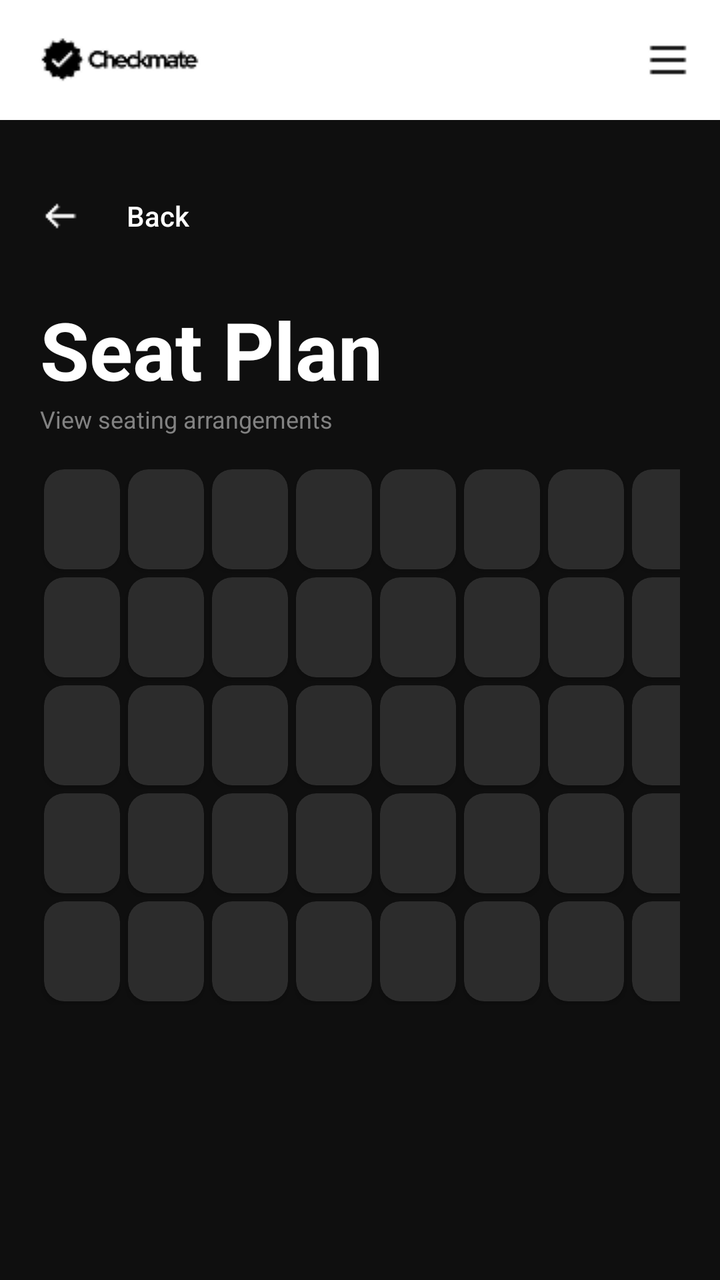
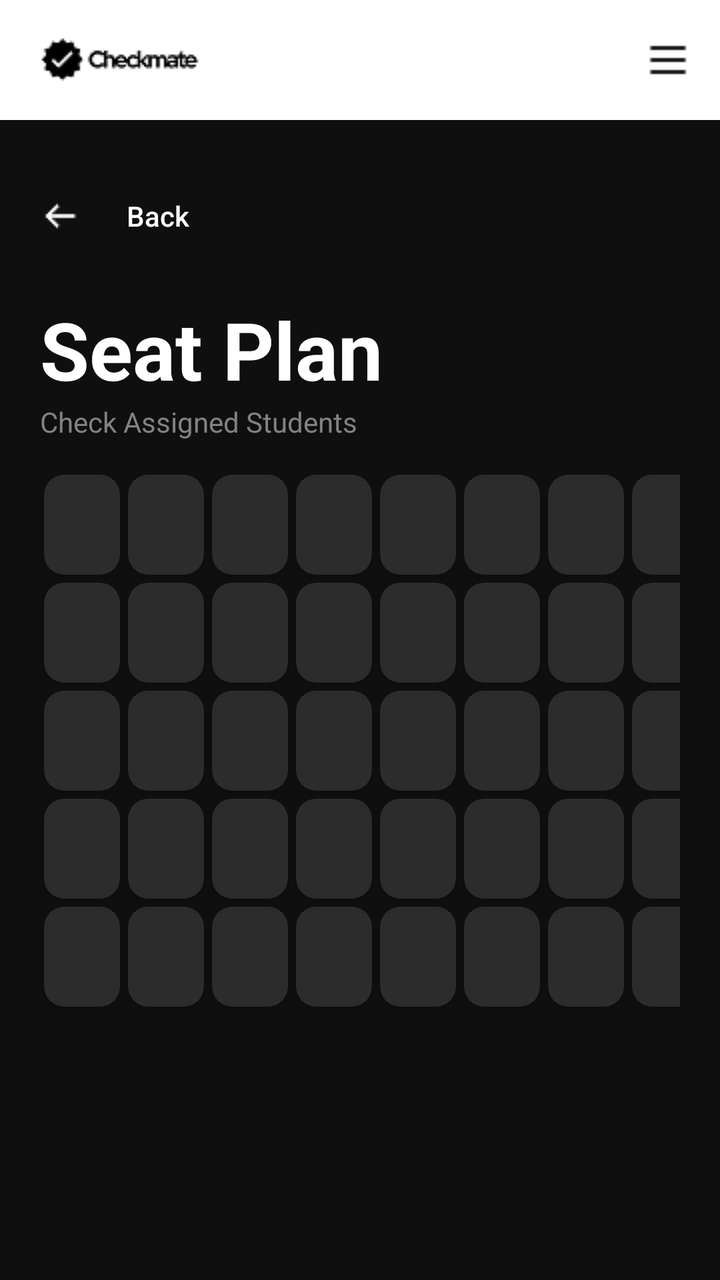

An Android layout rendered at two revisions. The XML below is the earlier revision; the diff shows what the commit changed to produce the second picture.
<!-- AndroidManifest.xml: application theme Theme.AuthTest -->
<!-- res/layout/activity_seat_plan.xml -->
<?xml version="1.0" encoding="utf-8"?>
<androidx.drawerlayout.widget.DrawerLayout
    xmlns:android="http://schemas.android.com/apk/res/android"
    xmlns:tools="http://schemas.android.com/tools"
    xmlns:app="http://schemas.android.com/apk/res-auto"
    android:id="@+id/main"
    android:layout_width="match_parent"
    android:layout_height="match_parent"
    android:background="#0F0F0F"
    android:fitsSystemWindows="true"
    tools:context=".SeatPlan">

    <LinearLayout
        android:layout_width="match_parent"
        android:layout_height="match_parent"
        android:orientation="vertical">

        <RelativeLayout
            android:layout_width="match_parent"
            android:layout_height="wrap_content"
            android:minHeight="60dp"
            android:background="#FFFFFF">

            <ImageView
                android:id="@+id/header_logo"
                android:layout_width="wrap_content"
                android:layout_height="wrap_content"
                android:layout_alignParentStart="true"
                android:layout_centerVertical="true"
                android:layout_marginStart="16dp"
                android:src="@drawable/header_logo"
                android:contentDescription="header_logo" />

            <ImageView
                android:id="@+id/hamburger_icon"
                android:layout_width="wrap_content"
                android:layout_height="wrap_content"
                android:layout_alignParentEnd="true"
                android:layout_centerVertical="true"
                android:layout_marginEnd="16dp"
                android:src="@drawable/hamburger_icon"
                android:contentDescription="hamburger_icon" />
        </RelativeLayout>

        <LinearLayout
            android:layout_width="match_parent"
            android:layout_height="wrap_content"
            android:paddingHorizontal="20dp"
            android:paddingTop="24dp"
            android:paddingBottom="16dp">

            <androidx.appcompat.widget.AppCompatButton
                android:id="@+id/backButton"
                android:layout_width="wrap_content"
                android:layout_height="wrap_content"
                android:background="@android:color/transparent"
                android:drawableStart="@drawable/left_arrow"
                android:drawablePadding="10dp"
                android:text="Back"
                android:textAllCaps="false"
                android:textColor="#FFFFFF" />
        </LinearLayout>

        <LinearLayout
            android:id="@+id/mainContent"
            android:layout_width="match_parent"
            android:layout_height="wrap_content"
            android:orientation="vertical"
            android:paddingLeft="20dp"
            android:paddingRight="20dp"
            android:paddingBottom="20dp" >

            <LinearLayout
                android:layout_width="match_parent"
                android:layout_height="wrap_content"
                android:orientation="vertical"
                android:layout_marginBottom="15dp"
                android:paddingTop="0dp" >

                <TextView
                    android:text="Seat Plan"
                    android:textColor="#FFFFFF"
                    android:textStyle="bold"
                    android:textSize="40sp"
                    android:layout_width="wrap_content"
                    android:layout_height="wrap_content" />

                <TextView
                    android:text="View seating arrangements"
                    android:textColor="#828282"
                    android:textSize="12sp"
                    android:layout_width="wrap_content"
                    android:layout_height="wrap_content" />

            </LinearLayout>

            <LinearLayout
                android:layout_width="wrap_content"
                android:layout_height="wrap_content"
                android:layout_gravity="center_horizontal"
                android:orientation="horizontal">

                <include
                    android:id="@+id/seatPlanCard1"
                    layout="@layout/seat_plan_card" />

                <include
                    android:id="@+id/seatPlanCard2"
                    layout="@layout/seat_plan_card" />

                <include
                    android:id="@+id/seatPlanCard3"
                    layout="@layout/seat_plan_card" />

                <include
                    android:id="@+id/seatPlanCard4"
                    layout="@layout/seat_plan_card" />

                <include
                    android:id="@+id/seatPlanCard5"
                    layout="@layout/seat_plan_card" />

                <include
                    android:id="@+id/seatPlanCard6"
                    layout="@layout/seat_plan_card" />

                <include
                    android:id="@+id/seatPlanCard7"
                    layout="@layout/seat_plan_card" />

                <include
                    android:id="@+id/seatPlanCard8"
                    layout="@layout/seat_plan_card" />

            </LinearLayout>

            <LinearLayout
                android:layout_width="wrap_content"
                android:layout_height="wrap_content"
                android:layout_gravity="center_horizontal"
                android:orientation="horizontal">

                <include
                    android:id="@+id/seatPlanCard9"
                    layout="@layout/seat_plan_card" />

                <include
                    android:id="@+id/seatPlanCard10"
                    layout="@layout/seat_plan_card" />

                <include
                    android:id="@+id/seatPlanCard11"
                    layout="@layout/seat_plan_card" />

                <include
                    android:id="@+id/seatPlanCard12"
                    layout="@layout/seat_plan_card" />

                <include
                    android:id="@+id/seatPlanCard13"
                    layout="@layout/seat_plan_card" />

                <include
                    android:id="@+id/seatPlanCard14"
                    layout="@layout/seat_plan_card" />

                <include
                    android:id="@+id/seatPlanCard15"
                    layout="@layout/seat_plan_card" />

                <include
                    android:id="@+id/seatPlanCard16"
                    layout="@layout/seat_plan_card" />

            </LinearLayout>

            <LinearLayout
                android:layout_width="wrap_content"
                android:layout_height="wrap_content"
                android:layout_gravity="center_horizontal"
                android:orientation="horizontal">

                <include
                    android:id="@+id/seatPlanCard17"
                    layout="@layout/seat_plan_card" />

                <include
                    android:id="@+id/seatPlanCard18"
                    layout="@layout/seat_plan_card" />

                <include
                    android:id="@+id/seatPlanCard19"
                    layout="@layout/seat_plan_card" />

                <include
                    android:id="@+id/seatPlanCard20"
                    layout="@layout/seat_plan_card" />

                <include
                    android:id="@+id/seatPlanCard21"
                    layout="@layout/seat_plan_card" />

                <include
                    android:id="@+id/seatPlanCard22"
                    layout="@layout/seat_plan_card" />

                <include
                    android:id="@+id/seatPlanCard23"
                    layout="@layout/seat_plan_card" />

                <include
                    android:id="@+id/seatPlanCard24"
                    layout="@layout/seat_plan_card" />

            </LinearLayout>

            <LinearLayout
                android:layout_width="wrap_content"
                android:layout_height="wrap_content"
                android:layout_gravity="center_horizontal"
                android:orientation="horizontal">

                <include
                    android:id="@+id/seatPlanCard25"
                    layout="@layout/seat_plan_card" />

                <include
                    android:id="@+id/seatPlanCard26"
                    layout="@layout/seat_plan_card" />

                <include
                    android:id="@+id/seatPlanCard27"
                    layout="@layout/seat_plan_card" />

                <include
                    android:id="@+id/seatPlanCard28"
                    layout="@layout/seat_plan_card" />

                <include
                    android:id="@+id/seatPlanCard29"
                    layout="@layout/seat_plan_card" />

                <include
                    android:id="@+id/seatPlanCard30"
                    layout="@layout/seat_plan_card" />

                <include
                    android:id="@+id/seatPlanCard31"
                    layout="@layout/seat_plan_card" />

                <include
                    android:id="@+id/seatPlanCard32"
                    layout="@layout/seat_plan_card" />

            </LinearLayout>

            <LinearLayout
                android:layout_width="wrap_content"
                android:layout_height="wrap_content"
                android:layout_gravity="center_horizontal"
                android:orientation="horizontal">

                <include
                    android:id="@+id/seatPlanCard33"
                    layout="@layout/seat_plan_card" />

                <include
                    android:id="@+id/seatPlanCard34"
                    layout="@layout/seat_plan_card" />

                <include
                    android:id="@+id/seatPlanCard35"
                    layout="@layout/seat_plan_card" />

                <include
                    android:id="@+id/seatPlanCard36"
                    layout="@layout/seat_plan_card" />

                <include
                    android:id="@+id/seatPlanCard37"
                    layout="@layout/seat_plan_card" />

                <include
                    android:id="@+id/seatPlanCard38"
                    layout="@layout/seat_plan_card" />

                <include
                    android:id="@+id/seatPlanCard39"
                    layout="@layout/seat_plan_card" />

                <include
                    android:id="@+id/seatPlanCard40"
                    layout="@layout/seat_plan_card" />

            </LinearLayout>

        </LinearLayout>


    </LinearLayout>

    <com.google.android.material.navigation.NavigationView
        android:id="@+id/navigation_view"
        android:layout_width="280dp"
        android:layout_height="match_parent"
        android:layout_gravity="start"
        android:fitsSystemWindows="true"
        android:background="#1A1A1A"
        app:menu="@menu/menu_drawer"
        app:headerLayout="@layout/drawer_header"
        app:itemTextColor="@color/menu_item_color"
        app:itemIconTint="@color/menu_item_color" />


</androidx.drawerlayout.widget.DrawerLayout>
<!-- res/layout/seat_plan_card.xml (included above) -->
<?xml version="1.0" encoding="utf-8"?>
<androidx.cardview.widget.CardView xmlns:android="http://schemas.android.com/apk/res/android"
    xmlns:app="http://schemas.android.com/apk/res-auto"
    android:id="@+id/seatPlanCard"
    android:layout_width="38dp"
    android:layout_height="50dp"
    android:layout_margin="2dp"
    app:cardBackgroundColor="@color/empty_seat"
    app:cardCornerRadius="10dp" >

</androidx.cardview.widget.CardView>
<!-- res/layout/drawer_header.xml (included above) -->
<?xml version="1.0" encoding="utf-8"?>
<LinearLayout xmlns:android="http://schemas.android.com/apk/res/android"
    android:layout_width="match_parent"
    android:layout_height="200dp"
    android:orientation="vertical"
    android:gravity="bottom"
    android:padding="20dp"
    android:background="#0F0F0F">

    <ImageView
        android:id="@+id/drawer_user_avatar"
        android:layout_width="60dp"
        android:layout_height="60dp"
        android:src="@drawable/default_avatar"
        android:contentDescription="user_avatar"
        android:layout_marginBottom="15dp" />

    <TextView
        android:id="@+id/drawer_user_name"
        android:layout_width="wrap_content"
        android:layout_height="wrap_content"
        android:text="User Name"
        android:textColor="#FFFFFF"
        android:textSize="24sp"
        android:textStyle="bold" />

    <TextView
        android:id="@+id/drawer_user_email"
        android:layout_width="wrap_content"
        android:layout_height="wrap_content"
        android:text="user@example.com"
        android:textColor="#828282"
        android:textSize="12sp" />

</LinearLayout>
<!-- resources referenced by this layout -->
<resources>
  <color name="empty_seat">#2C2C2C</color>
  <!-- drawable default_avatar (drawable) -->
  <?xml version="1.0" encoding="utf-8"?>
  <vector xmlns:android="http://schemas.android.com/apk/res/android"
      android:width="24dp"
      android:height="24dp"
      android:viewportWidth="24"
      android:viewportHeight="24">
      <path
          android:fillColor="#FFFFFF"
          android:pathData="M12,12c2.21,0 4,-1.79 4,-4s-1.79,-4 -4,-4 -4,1.79 -4,4 1.79,4 4,4zm0,2c-2.67,0 -8,1.34 -8,4v2h16v-2c0,-2.66 -5.33,-4 -8,-4z" />
  </vector>
  <!-- drawable hamburger_icon: png bitmap (drawable, 177 bytes) -->
  <!-- drawable header_logo: png bitmap (drawable, 1337 bytes) -->
  <!-- drawable left_arrow: png bitmap (drawable, 316 bytes) -->
  <style name="Theme.AuthTest" parent="Base.Theme.AuthTest" />
  <style name="Base.Theme.AuthTest" parent="Theme.Material3.DayNight.NoActionBar">
          
          
      </style>
</resources>

<!-- the commit's change to res/layout/activity_seat_plan.xml (unified diff, before → after) -->
@@ -86,9 +86,9 @@
                     android:layout_height="wrap_content" />
 
                 <TextView
-                    android:text="View seating arrangements"
+                    android:text="Check Assigned Students"
                     android:textColor="#828282"
-                    android:textSize="12sp"
+                    android:textSize="14sp"
                     android:layout_width="wrap_content"
                     android:layout_height="wrap_content" />
 
